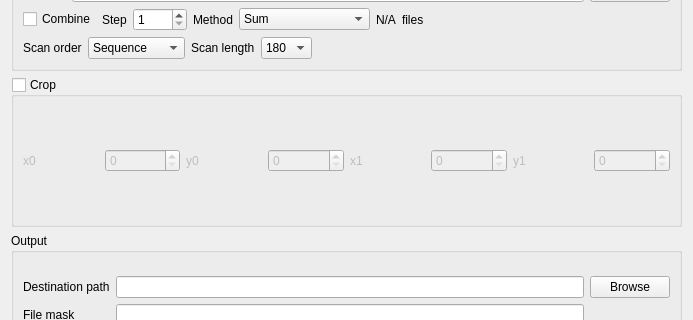
First picture: the form in applications/kiptool/src/fileconversiondialog.ui, repository neutronimaging/imagingsuite, before the edit; both pictures show x 0 to 693 and y 286 to 606 of the 693 by 763 pixel window.
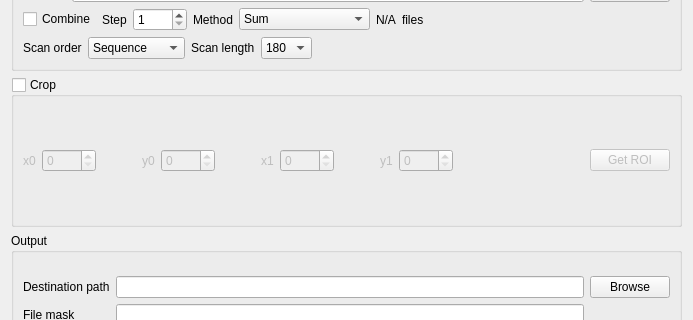
Second picture: the form after the edit. Custom widgets are drawn as their Qt base class.

```diff
--- a/applications/kiptool/src/fileconversiondialog.ui
+++ b/applications/kiptool/src/fileconversiondialog.ui
@@ -234,47 +234,46 @@
         <bool>false</bool>
        </property>
        <layout class="QGridLayout" name="gridLayout_4">
+        <item row="0" column="3">
+         <widget class="QPushButton" name="pushButton_getROI">
+          <property name="text">
+           <string>Get ROI</string>
+          </property>
+         </widget>
+        </item>
         <item row="0" column="1">
          <layout class="QGridLayout" name="gridLayout_3">
           <item row="0" column="2">
-           <widget class="QLabel" name="label_y0">
-            <property name="text">
-             <string>y0</string>
+           <spacer name="horizontalSpacer_3">
+            <property name="orientation">
+             <enum>Qt::Horizontal</enum>
             </property>
-           </widget>
+            <property name="sizeHint" stdset="0">
+             <size>
+              <width>40</width>
+              <height>20</height>
+             </size>
+            </property>
+           </spacer>
           </item>
-          <item row="0" column="0">
-           <widget class="QLabel" name="label_x0">
-            <property name="text">
-             <string>x0</string>
+          <item row="0" column="7">
+           <widget class="QSpinBox" name="spinBox_x1">
+            <property name="maximum">
+             <number>9999</number>
             </property>
            </widget>
           </item>
           <item row="0" column="6">
-           <widget class="QLabel" name="label_y1">
-            <property name="text">
-             <string>y1</string>
-            </property>
-           </widget>
-          </item>
-          <item row="0" column="4">
            <widget class="QLabel" name="label_x1">
             <property name="text">
              <string>x1</string>
             </property>
            </widget>
           </item>
-          <item row="0" column="5">
-           <widget class="QSpinBox" name="spinBox_x1">
-            <property name="maximum">
-             <number>9999</number>
-            </property>
-           </widget>
-          </item>
-          <item row="0" column="3">
-           <widget class="QSpinBox" name="spinBox_y0">
-            <property name="maximum">
-             <number>9999</number>
+          <item row="0" column="0">
+           <widget class="QLabel" name="label_x0">
+            <property name="text">
+             <string>x0</string>
             </property>
            </widget>
           </item>
@@ -285,15 +284,75 @@
             </property>
            </widget>
           </item>
-          <item row="0" column="7">
+          <item row="0" column="4">
+           <widget class="QSpinBox" name="spinBox_y0">
+            <property name="maximum">
+             <number>9999</number>
+            </property>
+           </widget>
+          </item>
+          <item row="0" column="10">
            <widget class="QSpinBox" name="spinBox_y1">
             <property name="maximum">
              <number>9999</number>
             </property>
            </widget>
           </item>
+          <item row="0" column="9">
+           <widget class="QLabel" name="label_y1">
+            <property name="text">
+             <string>y1</string>
+            </property>
+           </widget>
+          </item>
+          <item row="0" column="3">
+           <widget class="QLabel" name="label_y0">
+            <property name="text">
+             <string>y0</string>
+            </property>
+           </widget>
+          </item>
+          <item row="0" column="5">
+           <spacer name="horizontalSpacer_4">
+            <property name="orientation">
+             <enum>Qt::Horizontal</enum>
+            </property>
+            <property name="sizeHint" stdset="0">
+             <size>
+              <width>40</width>
+              <height>20</height>
+             </size>
+            </property>
+           </spacer>
+          </item>
+          <item row="0" column="8">
+           <spacer name="horizontalSpacer_5">
+            <property name="orientation">
+             <enum>Qt::Horizontal</enum>
+            </property>
+            <property name="sizeHint" stdset="0">
+             <size>
+              <width>40</width>
+              <height>20</height>
+             </size>
+            </property>
+           </spacer>
+          </item>
          </layout>
         </item>
+        <item row="0" column="2">
+         <spacer name="horizontalSpacer_6">
+          <property name="orientation">
+           <enum>Qt::Horizontal</enum>
+          </property>
+          <property name="sizeHint" stdset="0">
+           <size>
+            <width>40</width>
+            <height>20</height>
+           </size>
+          </property>
+         </spacer>
+        </item>
        </layout>
       </widget>
      </item>
```
